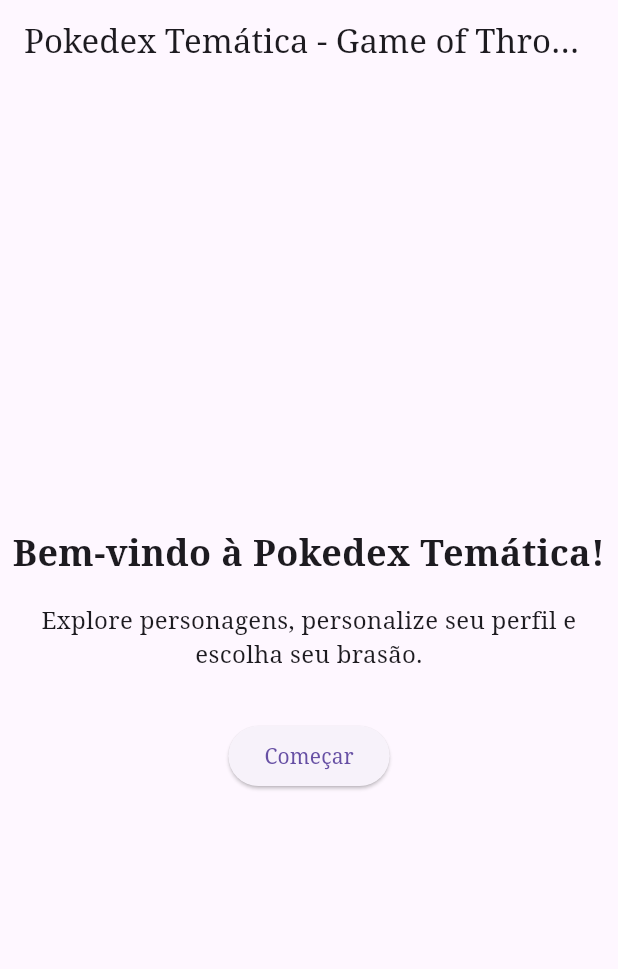
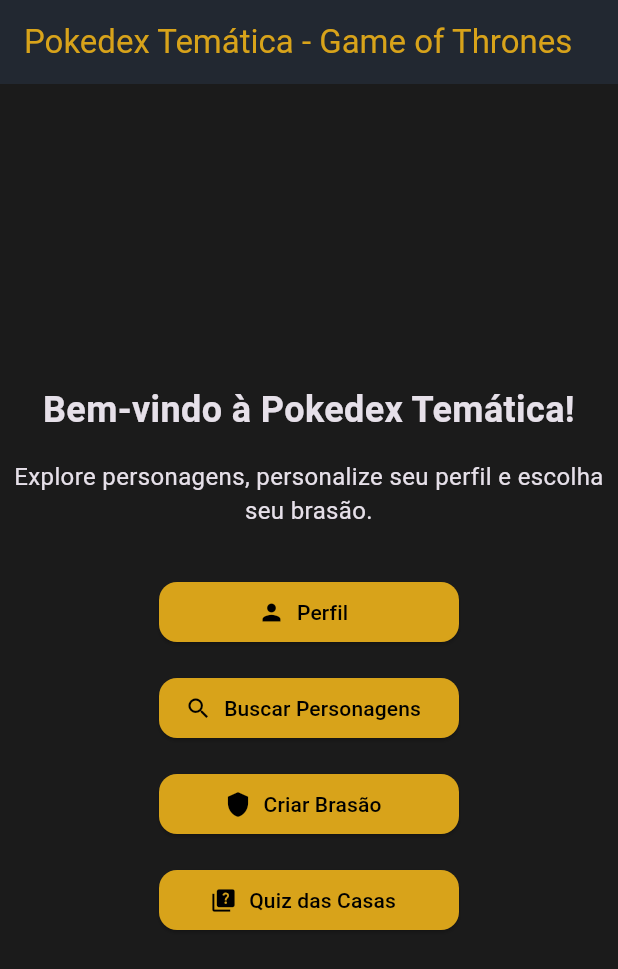
Before and after one commit to Souza371/Game-of-Trones, a Flutter app: the screen it shows after launch, on a phone screen of 412 x 824 dp. Shown: the top 969 px of the screen. Run offline on Flutter 3.47's test engine with Material 3 defaults, Android fonts, the light colour scheme and no system bars; Roboto replaces fonts that are missing (Cinzel, Serif).

Commit message:
Versão final: integração TMDB, tema escuro, quiz dinâmico, brasões reais, layout medieval

```diff
--- a/lib/main.dart
+++ b/lib/main.dart
@@ -3,6 +3,10 @@
 import 'screens/profile_screen.dart';
 import 'screens/search_screen.dart';
 import 'screens/character_detail_screen.dart';
+import 'screens/quiz_screen.dart';
+import 'screens/emblem_creator_screen.dart';
+import 'screens/quiz_result_screen.dart';
+import 'screens/house_result_screen.dart';
 
 
 void main() {
@@ -14,15 +18,38 @@
   Widget build(BuildContext context) {
     return MaterialApp(
       title: 'Pokedex Temática - Game of Thrones',
-      theme: ThemeData(
-        primarySwatch: Colors.blueGrey,
-        fontFamily: 'Serif',
+      theme: ThemeData.dark().copyWith(
+        colorScheme: ColorScheme.dark(
+          primary: Color(0xFF222831),
+          secondary: Color(0xFFD8A31A),
+        ),
+        scaffoldBackgroundColor: Color(0xFF1B1B1B),
+        textTheme: ThemeData.dark().textTheme.apply(
+          fontFamily: 'Cinzel',
+        ),
+        appBarTheme: AppBarTheme(
+          backgroundColor: Color(0xFF222831),
+          foregroundColor: Color(0xFFD8A31A),
+        ),
+        elevatedButtonTheme: ElevatedButtonThemeData(
+          style: ElevatedButton.styleFrom(
+            backgroundColor: Color(0xFFD8A31A),
+            foregroundColor: Colors.black,
+            shape: RoundedRectangleBorder(
+              borderRadius: BorderRadius.circular(12),
+            ),
+          ),
+        ),
       ),
       initialRoute: '/',
       routes: {
         '/': (context) => HomeScreen(),
         '/profile': (context) => ProfileScreen(),
         '/search': (context) => SearchScreen(),
+        '/quiz': (context) => QuizScreen(),
+        '/emblem': (context) => EmblemCreatorScreen(),
+  '/result': (context) => QuizResultScreen(),
+  '/house_result': (context) => HouseResultScreen(houseName: ''),
         // Para detalhes, use Navigator.push
       },
       debugShowCheckedModeBanner: false,
--- a/lib/screens/home_screen.dart
+++ b/lib/screens/home_screen.dart
@@ -23,11 +23,40 @@
               textAlign: TextAlign.center,
             ),
             SizedBox(height: 32),
-            ElevatedButton(
+            ElevatedButton.icon(
+              icon: Icon(Icons.person),
               onPressed: () {
                 Navigator.pushNamed(context, '/profile');
               },
-              child: Text('Começar'),
+              label: Text('Perfil'),
+              style: ElevatedButton.styleFrom(minimumSize: Size(200, 40)),
+            ),
+            SizedBox(height: 16),
+            ElevatedButton.icon(
+              icon: Icon(Icons.search),
+              onPressed: () {
+                Navigator.pushNamed(context, '/search');
+              },
+              label: Text('Buscar Personagens'),
+              style: ElevatedButton.styleFrom(minimumSize: Size(200, 40)),
+            ),
+            SizedBox(height: 16),
+            ElevatedButton.icon(
+              icon: Icon(Icons.shield),
+              onPressed: () {
+                Navigator.pushNamed(context, '/emblem');
+              },
+              label: Text('Criar Brasão'),
+              style: ElevatedButton.styleFrom(minimumSize: Size(200, 40)),
+            ),
+            SizedBox(height: 16),
+            ElevatedButton.icon(
+              icon: Icon(Icons.quiz),
+              onPressed: () {
+                Navigator.pushNamed(context, '/quiz');
+              },
+              label: Text('Quiz das Casas'),
+              style: ElevatedButton.styleFrom(minimumSize: Size(200, 40)),
             ),
           ],
         ),
--- a/pubspec.yaml
+++ b/pubspec.yaml
@@ -45,7 +45,7 @@
   # activated in the `analysis_options.yaml` file located at the root of your
   # package. See that file for information about deactivating specific lint
   # rules and activating additional ones.
-  flutter_lints: ^5.0.0
+  flutter_lints: ^6.0.0
 
 # For information on the generic Dart part of this file, see the
 # following page: https://dart.dev/tools/pub/pubspec
```
Also changed, not shown: lib/models/house.dart (added, +7 -0 lines), lib/screens/emblem_creator_screen.dart (added, +91 -0 lines), lib/screens/house_result_screen.dart (added, +30 -0 lines), lib/screens/quiz_result_screen.dart (added, +37 -0 lines), lib/screens/quiz_screen.dart (added, +70 -0 lines), lib/screens/search_screen.dart (+10 -5 lines), lib/services/house_data.dart (added, +24 -0 lines), lib/services/tmdb_api_service.dart (added, +37 -0 lines), pubspec.lock, 1 other file.
